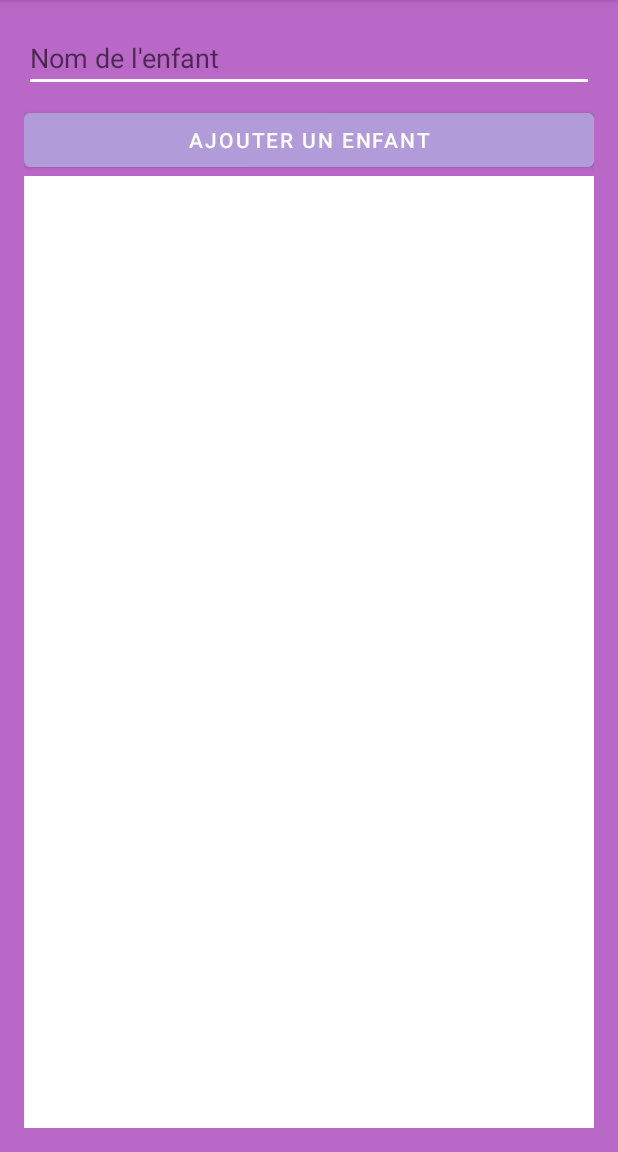
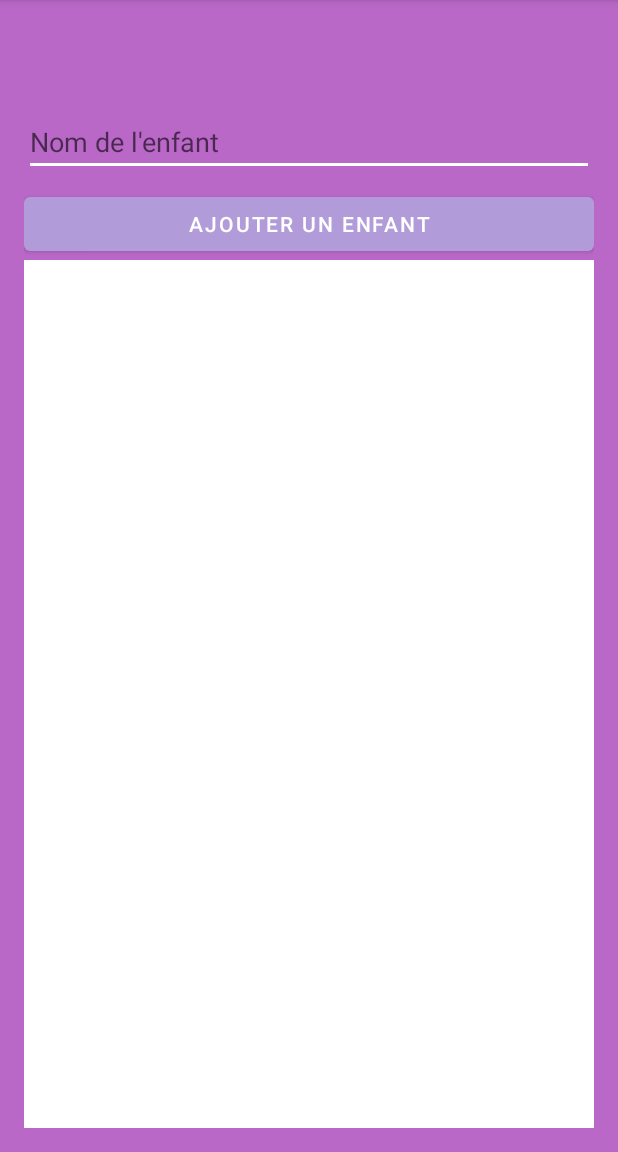
Before and after one commit to mickablondo/mission-defis, an Android app: the ParentScreenActivity screen opened directly, with no data from a screen before it, on a phone screen of 412 x 824 dp, the part 84-1236 px from its top. Run offline under Robolectric (Android 15) with nearby library versions, the phone set to English and light mode, and no system bars; our stand-ins replace Room's generated code.

Commit message:
Fix layout issue: EditText no longer hidden by app bar

```diff
--- a/app/src/main/res/layout/activity_parent_screen.xml
+++ b/app/src/main/res/layout/activity_parent_screen.xml
@@ -4,6 +4,7 @@
     android:orientation="vertical"
     android:background="#BA68C8"
     android:padding="16dp"
+    android:fitsSystemWindows="true"
     android:layout_width="match_parent"
     android:layout_height="match_parent">
 
@@ -11,6 +12,7 @@
         android:id="@+id/editTextChildName"
         android:layout_width="match_parent"
         android:layout_height="wrap_content"
+        android:layout_marginTop="?attr/actionBarSize"
         android:hint="Nom de l'enfant"
         android:inputType="textPersonName"
         android:textColor="@android:color/white"
@@ -26,10 +28,10 @@
     <ListView
         android:id="@+id/listChildren"
         android:layout_width="match_parent"
-        android:layout_height="0dp"
+        android:layout_height="482dp"
         android:layout_weight="1"
+        android:background="@android:color/white"
+        android:divider="#eee"
         android:dividerHeight="1dp"
-        android:divider="#eee"
-        android:paddingTop="8dp"
-        android:background="@android:color/white"/>
+        android:paddingTop="8dp" />
 </LinearLayout>
```
